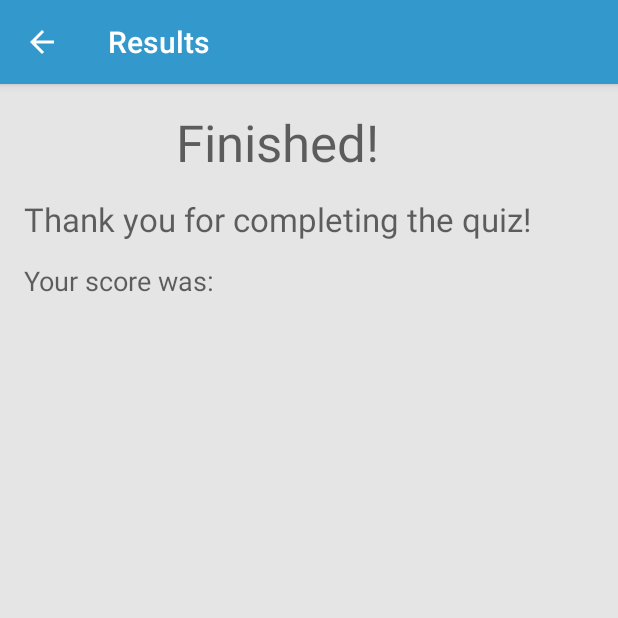
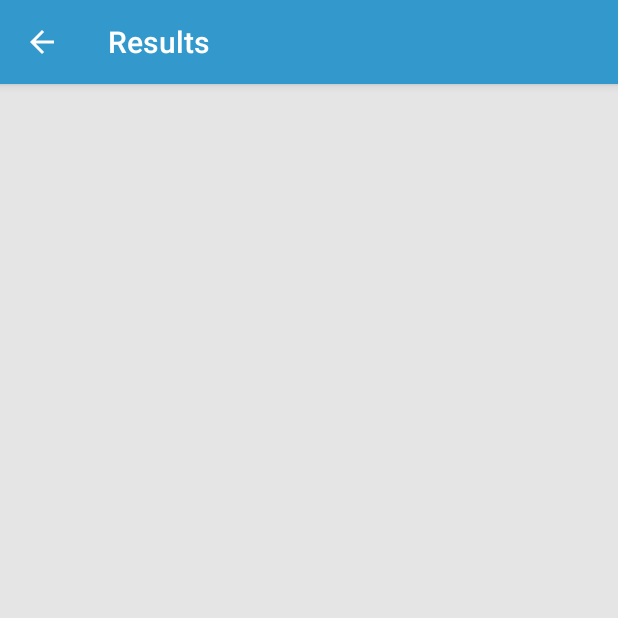
Before and after one commit to Hongyuanli/CS3892016team4, an Android app: the ResultsActivity screen opened directly, with no data from a screen before it, on a phone screen of 412 x 824 dp, the top half of it. Run offline under Robolectric (Android 15) with nearby library versions, the phone set to English and light mode, and no system bars.

Commit message:
Revert "added results page by @ocfico"
This reverts commit 4d7859f26de3c910a705e4898c2c00d7c39084de.

commited in the wrong branch.

```diff
--- a/app/src/main/res/layout/content_results.xml
+++ b/app/src/main/res/layout/content_results.xml
@@ -23,44 +23,7 @@
                 android:layout_width="wrap_content"
                 android:layout_height="wrap_content"
                 android:textAppearance="?android:attr/textAppearanceMedium"
-                android:text="Finished!"
-                android:id="@+id/textView3"
-                android:textSize="34dp"
-                android:layout_alignWithParentIfMissing="false"
-                android:layout_alignParentTop="true"
-                android:layout_centerHorizontal="true" />
-
-            <TextView
-                android:layout_width="wrap_content"
-                android:layout_height="wrap_content"
-                android:textAppearance="?android:attr/textAppearanceMedium"
-                android:text="Thank you for completing the quiz!"
-                android:id="@+id/textView2"
-                android:layout_below="@+id/textView3"
-                android:layout_alignParentLeft="true"
-                android:layout_alignParentStart="true"
-                android:layout_marginTop="14dp"
-                android:textSize="22dp"
-                android:layout_alignParentTop="false" />
-
-            <TextView
-                android:layout_width="wrap_content"
-                android:layout_height="wrap_content"
-                android:textAppearance="?android:attr/textAppearanceMedium"
-                android:text="Your score was: "
-                android:id="@+id/textView1"
-                android:layout_below="@+id/textView2"
-                android:layout_alignParentLeft="true"
-                android:layout_alignParentStart="true"
-                android:layout_marginTop="14dp"
-                android:textAlignment="center" />
-
-            <TextView
-                android:layout_width="wrap_content"
-                android:layout_height="wrap_content"
-                android:textAppearance="?android:attr/textAppearanceMedium"
                 android:id="@+id/textViewResults"
-                android:layout_below="@+id/textView1"
                 android:layout_alignParentTop="true"
                 android:layout_alignParentLeft="true"
                 android:layout_alignParentStart="true" />
```
